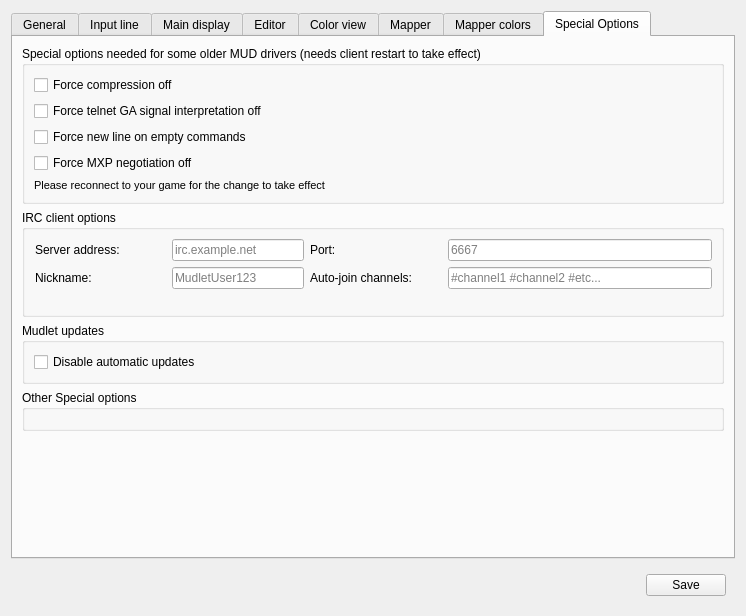
Before: the Qt Designer form src/ui/profile_preferences.ui in Mudlet/Mudlet, drawn with Qt 5.
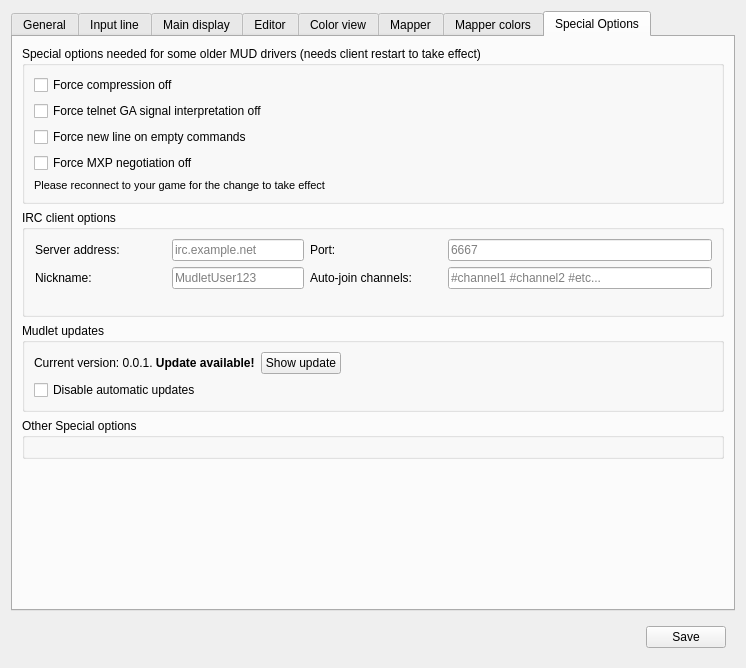
After: the same form once the commit is applied. The open tabs and pages were chosen to show the change. Icons and pictures are not drawn. Custom widgets are drawn as their Qt base class.

Patch:
```diff
--- a/src/ui/profile_preferences.ui
+++ b/src/ui/profile_preferences.ui
@@ -6,8 +6,8 @@
    <rect>
     <x>0</x>
     <y>0</y>
-    <width>742</width>
-    <height>616</height>
+    <width>744</width>
+    <height>668</height>
    </rect>
   </property>
   <property name="sizePolicy">
@@ -2324,8 +2324,35 @@
          <property name="title">
           <string>Mudlet updates</string>
          </property>
-         <layout class="QVBoxLayout" name="verticalLayout_3">
-          <item>
+         <layout class="QGridLayout" name="gridLayout_29">
+          <item row="0" column="0">
+           <widget class="QLabel" name="label_9">
+            <property name="text">
+             <string>&lt;html&gt;&lt;head/&gt;&lt;body&gt;&lt;p&gt;Current version: 0.0.1. &lt;span style=&quot; font-weight:600;&quot;&gt;Update available!&lt;/span&gt;&lt;/p&gt;&lt;/body&gt;&lt;/html&gt;</string>
+            </property>
+           </widget>
+          </item>
+          <item row="0" column="1">
+           <widget class="QPushButton" name="pushButton">
+            <property name="text">
+             <string>Show update</string>
+            </property>
+           </widget>
+          </item>
+          <item row="0" column="2">
+           <spacer name="horizontalSpacer_2">
+            <property name="orientation">
+             <enum>Qt::Horizontal</enum>
+            </property>
+            <property name="sizeHint" stdset="0">
+             <size>
+              <width>291</width>
+              <height>20</height>
+             </size>
+            </property>
+           </spacer>
+          </item>
+          <item row="1" column="0">
            <widget class="QCheckBox" name="checkbox_noAutomaticUpdates">
             <property name="text">
              <string>Disable automatic updates</string>
```
Left out of the diff: 2 changed lines with no effect on the pictures.
